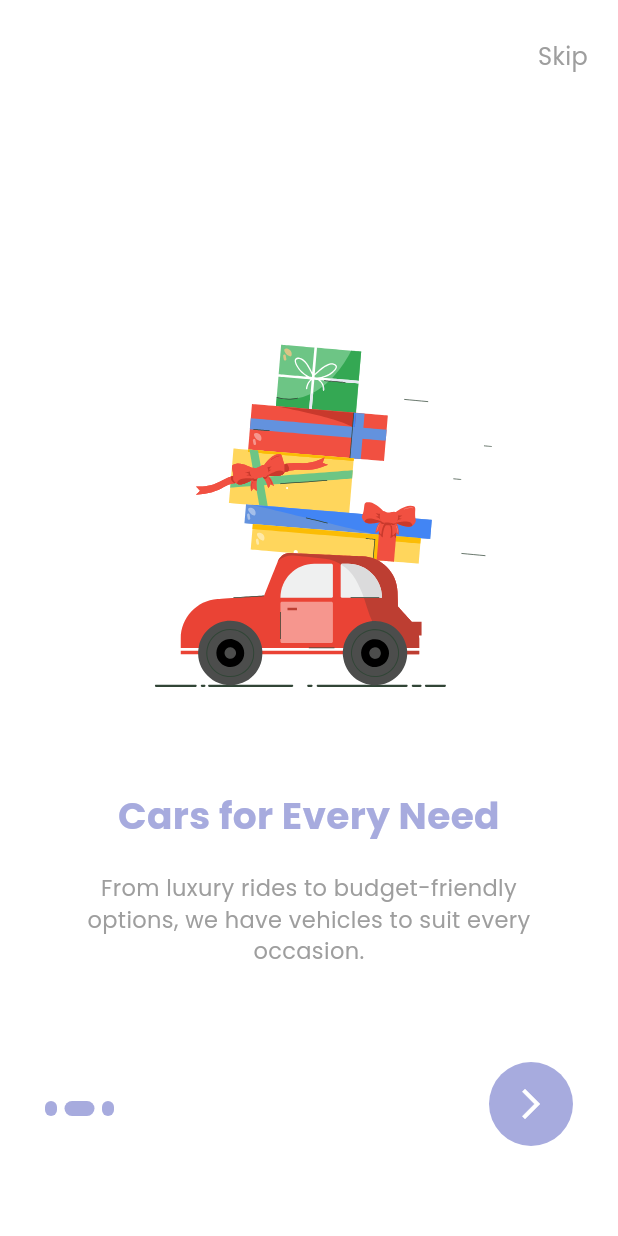
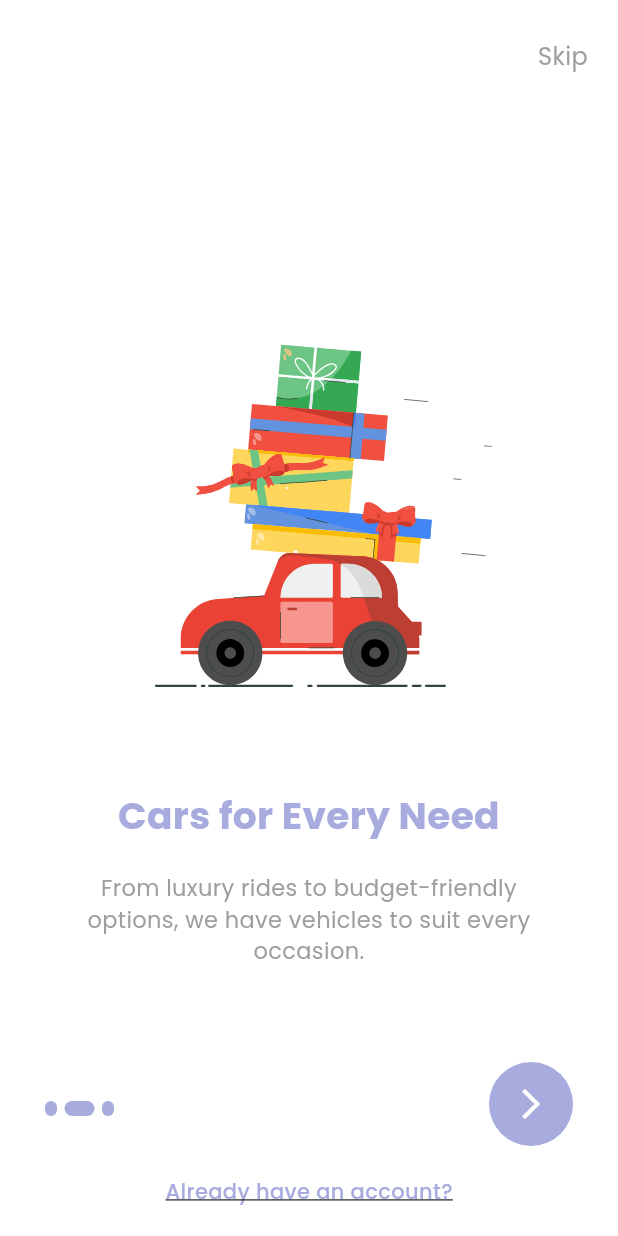
Before and after one commit to Magdy372/Automotive, a Flutter app: the screen it shows after launch, after a tap on the "arrow forward ios" icon, on a phone screen of 412 x 824 dp. Run offline on Flutter 3.47's test engine with Material 3 defaults, Android fonts, the phone set to English and light mode, and no system bars; our stand-ins replace cloud_firestore, firebase_auth, firebase_core, firebase_messaging, fl_chart, flutter_local_notifications and 9 more; accounts and stored records are empty.

Commit message:
last change

```diff
--- a/car_rental_project/lib/screens/onboarding_screens.dart
+++ b/car_rental_project/lib/screens/onboarding_screens.dart
@@ -109,18 +109,10 @@ class _OnboardingScreensState extends State<OnboardingScreens> {
                         curve: Curves.easeIn,
                       );
                     } else {
-                      // Navigate to appropriate screen based on currentUser
-                      if (currentUser == null) {
-                        Navigator.pushReplacement(
-                          context,
-                          MaterialPageRoute(builder: (_) => SignupScreen()),
-                        );
-                      } else {
-                        Navigator.pushReplacement(
-                          context,
-                          MaterialPageRoute(builder: (_) => LoginScreen()),
-                        );
-                      }
+                      Navigator.pushReplacement(
+                        context,
+                        MaterialPageRoute(builder: (_) => SignupScreen()),
+                      );
                     }
                   });
                 },
@@ -128,6 +120,26 @@ class _OnboardingScreensState extends State<OnboardingScreens> {
                   Icons.arrow_forward_ios,
                   size: 24,
                   color: Colors.white,
+                ),
+              ),
+            ),
+          ),
+          Positioned(
+            bottom: 20,
+            child: InkWell(
+              onTap: () {
+                Navigator.pushReplacement(
+                  context,
+                  MaterialPageRoute(builder: (_) => LoginScreen()),
+                );
+              },
+              child: Text(
+                'Already have an account?',
+                style: GoogleFonts.poppins(
+                  color: OnboardingConstants.primaryColor,
+                  fontSize: 14,
+                  fontWeight: FontWeight.w500,
+                  decoration: TextDecoration.underline,
                 ),
               ),
             ),
```
